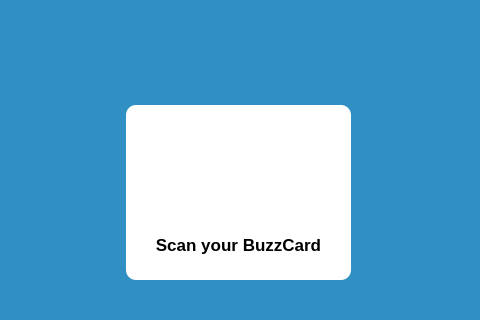
The window that src/adduserwindow.ui (Invention-Studio/Time-Clock-Card-Reader) describes before a commit, drawn with Qt 5; both pictures show x 209 to 689 and y 430 to 750 of the 900 by 750 pixel window.
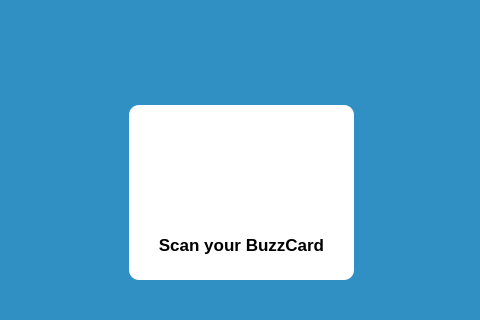
The same window after the commit. Icons and pictures are not drawn.

Patch:
```diff
--- a/src/adduserwindow.ui
+++ b/src/adduserwindow.ui
@@ -240,6 +240,9 @@
     </item>
     <item>
      <layout class="QHBoxLayout" name="horizontalLayout_2">
+     <property name="spacing">
+      <number>0</number>
+     </property>
       <item>
        <spacer name="horizontalSpacer_5">
         <property name="orientation">
```
Left out of the diff: 2 changed lines with no effect on the pictures. Lines whose indentation alone changed are shown as unchanged.
